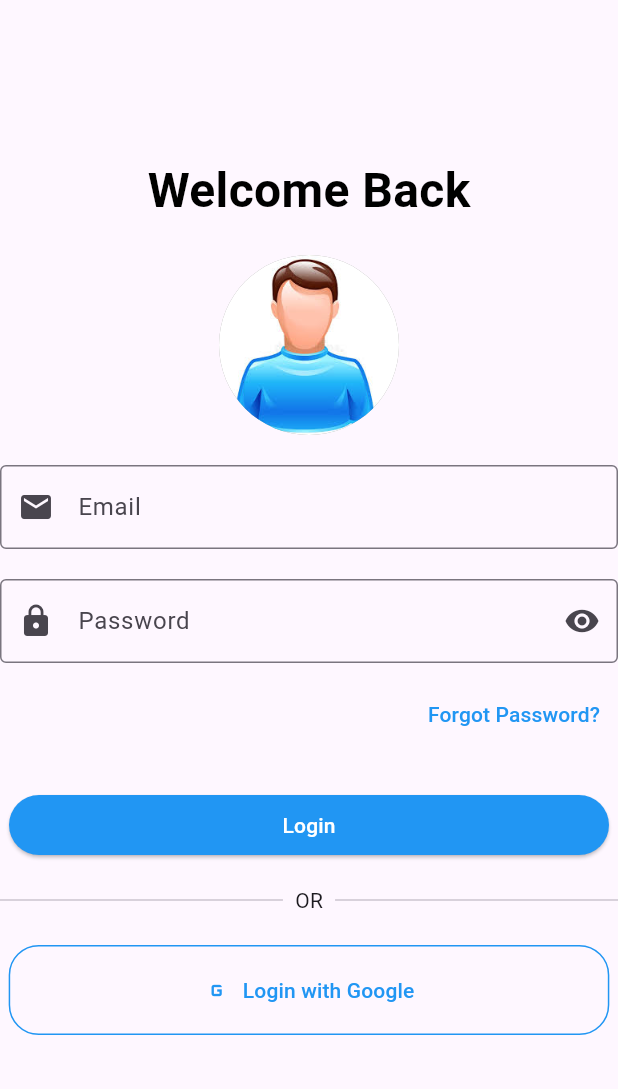
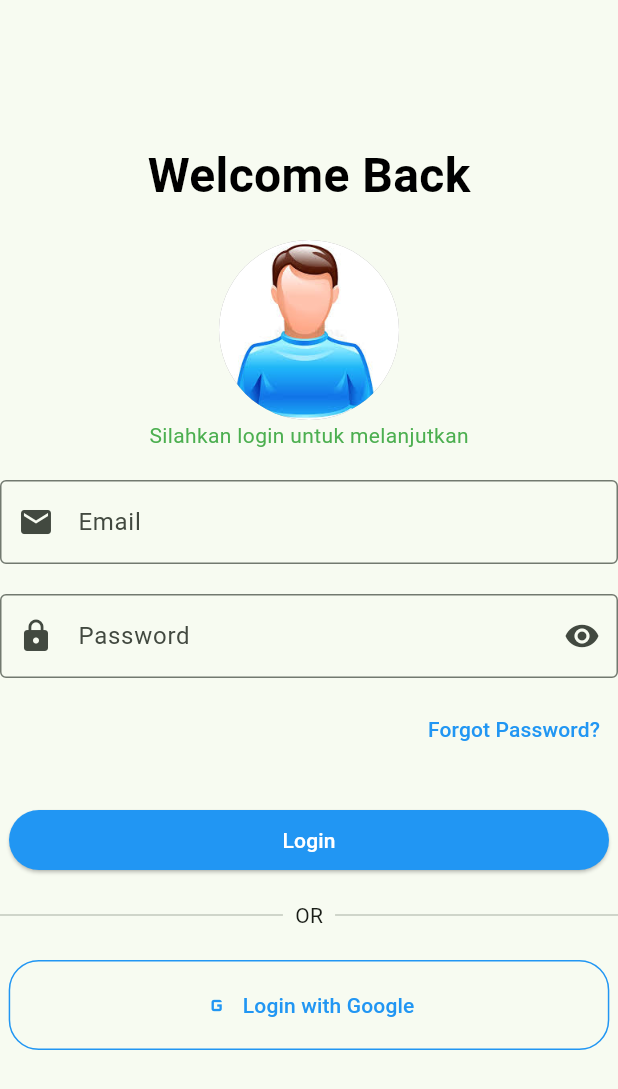
Before and after one commit to muhamadayeshaaulia/week6_splash_screen, a Flutter app: the MyLogin screen opened directly, on a phone screen of 412 x 824 dp. Shown: the top 1089 px of the screen. Run offline on Flutter 3.47's test engine with Material 3 defaults, Android fonts, the phone set to English and light mode, and no system bars.

Commit message:
menambahkan text di bawah foto

```diff
--- a/lib/main.dart
+++ b/lib/main.dart
@@ -14,7 +14,7 @@ class MyApp extends StatelessWidget {
       title: 'Nim : 1123150188, Muhamad Ayesha Aulia',
       theme: ThemeData(
         useMaterial3: true,
-        colorScheme: ColorScheme.fromSeed(seedColor: Colors.deepPurple),
+        colorScheme: ColorScheme.fromSeed(seedColor: Colors.green),
       ),
       debugShowCheckedModeBanner: false,
       home: MySplashScreen(),
--- a/lib/screen/login.dart
+++ b/lib/screen/login.dart
@@ -29,6 +29,10 @@ class MyLogin extends StatelessWidget {
                 fit: BoxFit.cover,
               ),
             ),
+          ),
+          Text(
+            "Silahkan login untuk melanjutkan",
+            style: TextStyle(fontSize: 14.0, color: Colors.green),
           ),
           SizedBox(height: 20),
           TextField(
```
